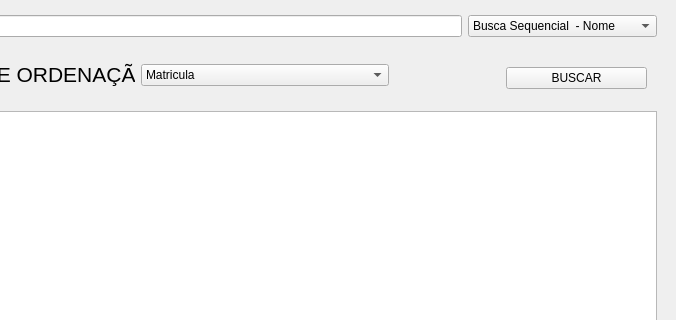
This is manipulacaoDeDadosBuscaOrdenacao/mainwindow.ui in Diegosilva20/Atividade-V-ED-II as Qt 5 draws it before an edit; both pictures show x 124 to 800 and y 0 to 320 of the 800 by 600 pixel window. The edited form follows.
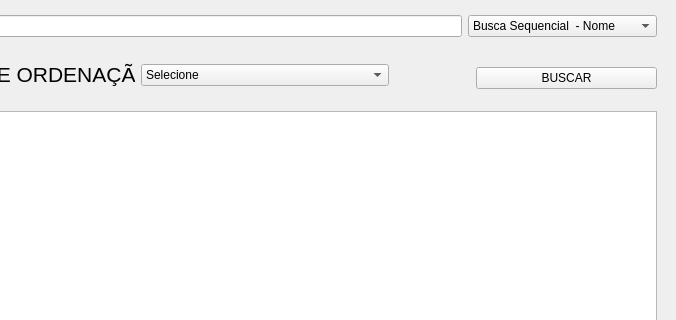
This is the edited form.

What changed in the file:
```diff
--- a/manipulacaoDeDadosBuscaOrdenacao/mainwindow.ui
+++ b/manipulacaoDeDadosBuscaOrdenacao/mainwindow.ui
@@ -93,6 +93,11 @@
      </item>
      <item>
       <widget class="QComboBox" name="comboBoxOrdenacao">
+       <item>
+        <property name="text">
+         <string>Selecione</string>
+        </property>
+       </item>
        <item>
         <property name="text">
          <string>Matricula</string>
@@ -132,12 +137,12 @@
      </item>
     </layout>
    </widget>
-   <widget class="QWidget" name="">
+   <widget class="QWidget" name="layoutWidget">
     <property name="geometry">
      <rect>
-      <x>630</x>
+      <x>600</x>
       <y>50</y>
-      <width>141</width>
+      <width>181</width>
       <height>56</height>
      </rect>
     </property>
```
Left out of the diff: 2 changed lines with no effect on the pictures.
